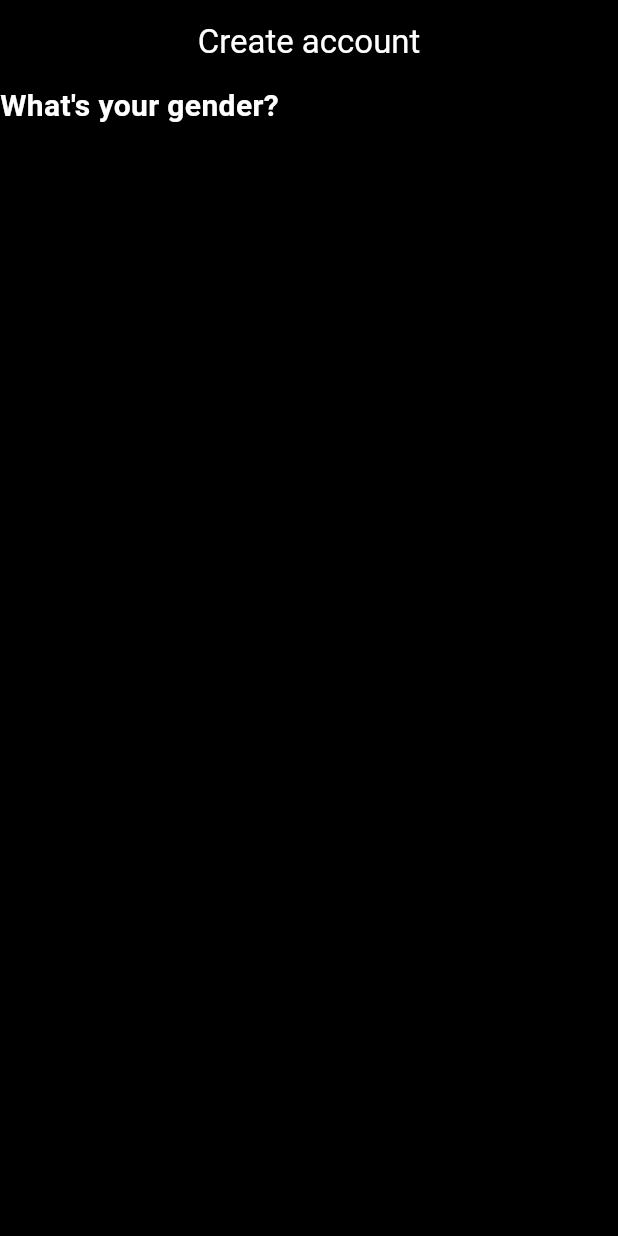
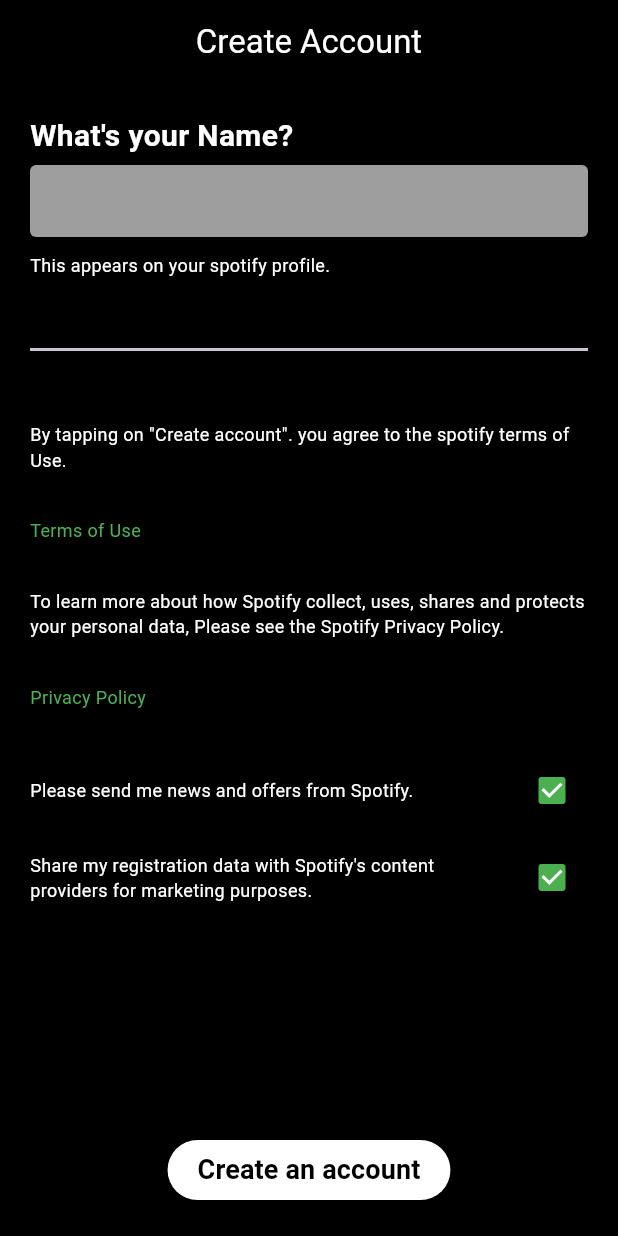
Before and after one commit to RezenBoy/spotify_clone, a Flutter app: the screen it shows after launch, on a phone screen of 412 x 824 dp. Run offline on Flutter 3.47's test engine with Material 3 defaults, Android fonts, the phone set to English and light mode, and no system bars; our stand-ins replace flutter_svg.

Commit message:
simranjeet singh

```diff
--- a/lib/main.dart
+++ b/lib/main.dart
@@ -1,8 +1,10 @@
 import 'package:flutter/material.dart';
 import 'package:flutter/services.dart';
+import 'package:spotify_clone/screens/login_screen/presentation/landing_page.dart';
 import 'package:spotify_clone/screens/new_account/presentation/email_input.dart';
 import 'package:spotify_clone/screens/new_account/presentation/gender_input.dart';
 import 'package:spotify_clone/screens/new_account/presentation/password_input.dart';
+import 'package:spotify_clone/screens/new_account/presentation/user_agreement.dart';
 
 void main() {
   SystemChrome.setSystemUIOverlayStyle(const SystemUiOverlayStyle(
@@ -18,10 +20,11 @@ class MyApp extends StatelessWidget {
   Widget build(BuildContext context) {
     return const MaterialApp(
       debugShowCheckedModeBanner: false,
-      // home: LoginScreen(),
+      // home: LandingPage(),
       // home: EmailInput(),
       // home: PasswordInput(),
-      home : GenderInput(),
+      // home : GenderInput(),
+      home : UserAgreement(),
     );
   }
 }
--- /dev/null
+++ b/lib/screens/new_account/presentation/user_agreement.dart
@@ -0,0 +1,128 @@
+import 'package:flutter/material.dart';
+
+import '../../../shared/app_text_style.dart';
+import '../../../shared/create_account/common_appbar.dart';
+import '../../../shared/create_account/common_button.dart';
+import '../../../shared/create_account/common_text_field.dart';
+
+class UserAgreement extends StatelessWidget {
+  const UserAgreement({super.key});
+
+  @override
+  Widget build(BuildContext context) {
+    bool isChecked = true;
+    return Scaffold(
+      appBar: CommonAppBar(title: "Create Account"),
+      backgroundColor: Colors.black,
+      body: Padding(
+        padding: EdgeInsets.symmetric(horizontal: 20, vertical: 20),
+        child: Column(
+          crossAxisAlignment: CrossAxisAlignment.start,
+          children: [
+            Text(
+              "What's your Name?",
+              style: getTextStyle(AppTextStyle.heading2),
+            ),
+            SizedBox(
+              height: 5,
+            ),
+            CommonTextField(),
+            SizedBox(
+              height: 10,
+            ),
+            Text(
+              "This appears on your spotify profile.",
+              style: getTextStyle(AppTextStyle.subheading1),
+            ),
+            SizedBox(
+              height: 40,
+            ),
+            Divider(
+              thickness: 2,
+            ),
+            SizedBox(
+              height: 40,
+            ),
+            Text(
+              'By tapping on "Create account". you agree to the spotify terms of Use. ',
+              style: getTextStyle(AppTextStyle.subheading1),
+            ),
+            SizedBox(
+              height: 30,
+            ),
+            Text(
+              'Terms of Use',
+              style:
+                  getTextStyle(AppTextStyle.subheading1, color: Colors.green),
+            ),
+            SizedBox(
+              height: 30,
+            ),
+            Text(
+              'To learn more about how Spotify collect, uses, shares and protects your personal data, Please see the Spotify Privacy Policy.',
+              style: getTextStyle(
+                AppTextStyle.subheading1,
+              ),
+            ),
+            SizedBox(
+              height: 30,
+            ),
+            Text(
+              'Privacy Policy',
+              style:
+                  getTextStyle(AppTextStyle.subheading1, color: Colors.green),
+            ),
+            SizedBox(
+              height: 30,
+            ),
+            Row(
+              mainAxisAlignment: MainAxisAlignment.spaceBetween,
+              children: [
+                Text(
+                  "Please send me news and offers from Spotify.",
+                  style: getTextStyle(AppTextStyle.subheading1),
+                ),
+                Checkbox(
+                    value: isChecked,
+                    activeColor: Colors.green,
+                    onChanged: (bool? newValue) {
+                      isChecked = newValue!;
+                    })
+              ],
+            ),
+            SizedBox(
+              height: 10,
+            ),
+            Row(
+              mainAxisAlignment: MainAxisAlignment.spaceBetween,
+              children: [
+                Flexible(
+                  flex: 8,
+                  child: Text(
+                    "Share my registration data with Spotify's content providers for marketing purposes.",
+                    style: getTextStyle(AppTextStyle.subheading1),
+                  ),
+                ),
+                Flexible(
+                  flex: 2,
+                  child: Checkbox(
+                      value: isChecked,
+                      activeColor: Colors.green,
+                      onChanged: (bool? newValue) {
+                        isChecked = newValue!;
+                      }),
+                )
+              ],
+            ),
+            Expanded(child: SizedBox()),
+            CommonButton(
+              buttonText: "Create an account",
+              buttonColor: Colors.white,
+              textColor: Colors.black,
+            ),
+          ],
+        ),
+      ),
+    );
+  }
+}
--- /dev/null
+++ b/lib/shared/app_text_style.dart
@@ -0,0 +1,45 @@
+import 'package:flutter/material.dart';
+
+enum AppTextStyle {
+  heading1,
+  heading2,
+  primaryText,
+  bodyText,
+  subheading1,
+}
+
+TextStyle getTextStyle(
+  AppTextStyle style, {
+  Color? color,
+  FontWeight? fontWeight,
+}) {
+  switch (style) {
+    case AppTextStyle.heading1:
+      return TextStyle(
+        color: Colors.white,
+        fontWeight: FontWeight.w900,
+        fontSize: 35,
+      );
+    case AppTextStyle.heading2:
+      return TextStyle(
+          fontSize: 20, color: Colors.white, fontWeight: FontWeight.bold);
+    case AppTextStyle.primaryText:
+      return TextStyle(
+          color: color ?? Colors.white,
+          fontWeight: fontWeight ?? FontWeight.w900,
+          fontSize: 14);
+    case AppTextStyle.bodyText:
+      return TextStyle(
+        fontSize: 16,
+        fontWeight: FontWeight.normal,
+        color: Colors.black87,
+      );
+    case AppTextStyle.subheading1:
+      return TextStyle(color: color??Colors.white, fontSize: 12);
+    default:
+      return TextStyle(
+        fontSize: 14,
+        color: Colors.black,
+      );
+  }
+}
--- a/lib/shared/create_account/common_button.dart
+++ b/lib/shared/create_account/common_button.dart
@@ -1,7 +1,10 @@
 import 'package:flutter/material.dart';
 
 class CommonButton extends StatelessWidget {
-  const CommonButton({super.key});
+  String buttonText;
+  Color buttonColor;
+  Color textColor;
+  CommonButton({super.key,this.buttonText = "Next",this.buttonColor = Colors.grey,this.textColor = Colors.white});
 
   @override
   Widget build(BuildContext context) {
@@ -9,15 +12,15 @@ class CommonButton extends StatelessWidget {
       child: TextButton(
           onPressed: () {},
           style: TextButton.styleFrom(
-            backgroundColor: Colors.grey,
+            backgroundColor: buttonColor,
             padding: EdgeInsets.symmetric(
               horizontal: 20,
             ),
           ),
           child: Text(
-            "Next",
+            buttonText,
             style: TextStyle(
-                color: Colors.white,
+                color: textColor,
                 fontWeight: FontWeight.bold,
                 fontSize: 18),
           )),
```
Also changed, not shown: lib/screens/login_screen/presentation/landing_page.dart (renamed from lib/screens/login_screen/presentation/login_screen.dart, +18 -17 lines), lib/screens/new_account/presentation/email_input.dart (+4 -5 lines), lib/screens/new_account/presentation/gender_input.dart (+37 -13 lines), lib/screens/new_account/presentation/password_input.dart (+3 -5 lines), lib/shared/app_color.dart (added, +26 -0 lines), lib/shared/app_image.dart (added, +37 -0 lines), lib/shared/app_login_button.dart (+8 -5 lines), assets/img/login_background.png (deleted).
